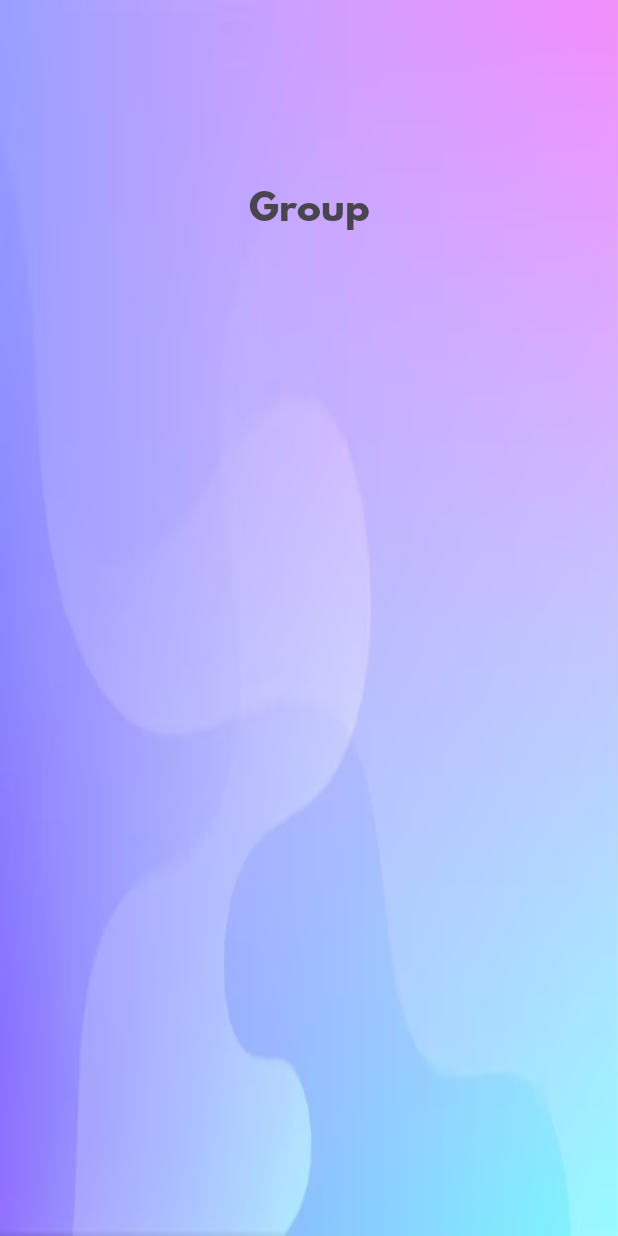
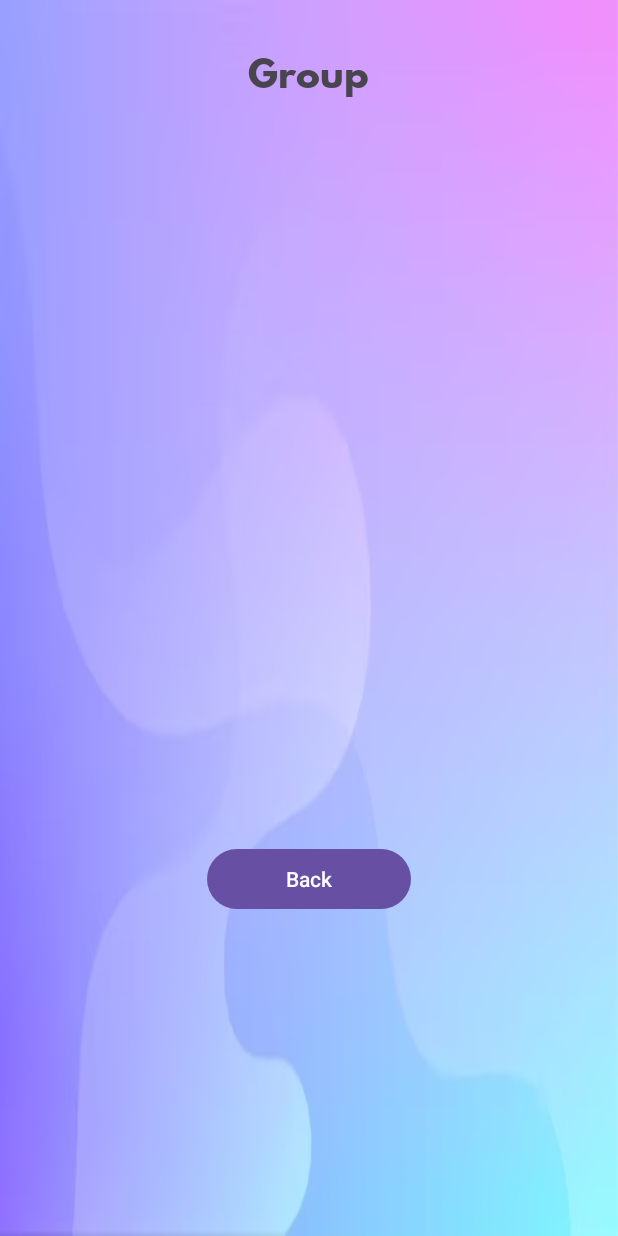
Before and after one commit to Alexhamilton1221/Personal_Finance_Project, an Android app: the GroupActivity screen opened directly, with no data from a screen before it, on a phone screen of 412 x 824 dp. Run offline under Robolectric (Android 15) with nearby library versions, the phone set to English and light mode, and no system bars; our stand-ins replace Firebase (no records; nobody signed in at launch, a user with empty details on screens opened directly).

Commit message:
Add current user filtering for GroupActivity.

```diff
--- a/app/src/main/java/com/example/personal_finance_project/GroupActivity.java
+++ b/app/src/main/java/com/example/personal_finance_project/GroupActivity.java
@@ -2,15 +2,20 @@ package com.example.personal_finance_project;
 
 import androidx.appcompat.app.AppCompatActivity;
 
+import android.content.Intent;
 import android.os.Bundle;
+import android.view.View;
 import android.widget.Button;
 import android.widget.EditText;
 import android.widget.ListView;
 
+import com.google.firebase.auth.FirebaseAuth;
+import com.google.firebase.auth.FirebaseUser;
+
 public class GroupActivity extends AppCompatActivity {
 
     private ListView list_group;
-
+    private Button back;
     @Override
     protected void onCreate(Bundle savedInstanceState) {
         super.onCreate(savedInstanceState);
@@ -21,14 +26,28 @@ public class GroupActivity extends AppCompatActivity {
         // Retrieve user's email from Intent
         String userEmail = getIntent().getStringExtra("userEmail");
 
-        // Use userEmail as needed in your DatabaseAccess or other parts of the activity
-        // Example: Log.d("MyApp", "User Email: " + userEmail);
 
         DatabaseAccess databaseAccess = new DatabaseAccess(this, list_group);
-        databaseAccess.execute();
+        databaseAccess.execute(userEmail);
+
+        back.setOnClickListener(new View.OnClickListener() {
+            @Override
+            public void onClick(View view) {
+                return_menu();
+
+            }
+        });
+
+
+
+    }
+    private void return_menu(){
+        startActivity(new Intent(GroupActivity.this, MenuActivity.class));
     }
 
     private void setupUIViews(){
         list_group = (ListView) findViewById(R.id.listViewgroupmembers);
+        back = (Button) findViewById(R.id.buttonBack);
+
     }
 }
--- a/app/src/main/java/com/example/personal_finance_project/MenuActivity.java
+++ b/app/src/main/java/com/example/personal_finance_project/MenuActivity.java
@@ -36,8 +36,6 @@ public class MenuActivity extends AppCompatActivity {
         setupUIViews();
         //Set title
         set_title();
-
-//        new DatabaseAccess().execute(); //testing
 
         view_group.setOnClickListener(new View.OnClickListener() {
             @Override
--- a/app/src/main/res/layout/activity_group.xml
+++ b/app/src/main/res/layout/activity_group.xml
@@ -1,12 +1,13 @@
 <?xml version="1.0" encoding="utf-8"?>
-<androidx.constraintlayout.widget.ConstraintLayout xmlns:android="http://schemas.android.com/apk/res/android"
+<androidx.constraintlayout.widget.ConstraintLayout
+    xmlns:android="http://schemas.android.com/apk/res/android"
     xmlns:app="http://schemas.android.com/apk/res-auto"
     xmlns:tools="http://schemas.android.com/tools"
     android:layout_width="match_parent"
     android:layout_height="match_parent"
     tools:context=".GroupActivity"
-    android:background="@drawable/login"
-    >
+    android:background="@drawable/login">
+
     <!-- Title Text -->
     <TextView
         android:id="@+id/textViewTitleGroup"
@@ -17,22 +18,35 @@
         app:fontFamily="@font/spartanbold"
         app:layout_constraintBottom_toBottomOf="parent"
         app:layout_constraintEnd_toEndOf="parent"
+        app:layout_constraintHorizontal_bias="0.498"
         app:layout_constraintStart_toStartOf="parent"
         app:layout_constraintTop_toTopOf="parent"
-        app:layout_constraintVertical_bias="0.151" />
+        app:layout_constraintVertical_bias="0.038" />
 
     <!-- List of Group Members-->
     <ListView
         android:id="@+id/listViewgroupmembers"
-        android:layout_width="409dp"
-        android:layout_height="587dp"
-        tools:layout_editor_absoluteX="1dp"
-        tools:layout_editor_absoluteY="143dp"
+        android:layout_width="0dp"
+        android:layout_height="0dp"
+        app:layout_constraintTop_toBottomOf="@+id/textViewTitleGroup"
+        app:layout_constraintStart_toStartOf="parent"
         app:layout_constraintEnd_toEndOf="parent"
-        app:layout_constraintHorizontal_bias="1.0"
-        app:layout_constraintStart_toStartOf="parent"
-        app:layout_constraintTop_toBottomOf="@+id/textViewTitleGroup"
-        />
+        app:layout_constraintBottom_toTopOf="@+id/buttonBack"
+        app:layout_constraintVertical_bias="0"
+        app:layout_constraintWidth_percent="0.8"
+        app:layout_constraintHeight_percent="0.6"/>
 
 
+
+    <!-- View Group Button -->
+    <Button
+        android:id="@+id/buttonBack"
+        android:layout_width="0dp"
+        android:layout_height="wrap_content"
+        app:layout_constraintTop_toBottomOf="@+id/listViewgroupmembers"
+        app:layout_constraintStart_toStartOf="parent"
+        app:layout_constraintEnd_toEndOf="parent"
+        app:layout_constraintWidth_percent="0.33"
+        android:text="Back"/>
+
 </androidx.constraintlayout.widget.ConstraintLayout>
--- a/app/src/main/res/layout/activity_user_menu.xml
+++ b/app/src/main/res/layout/activity_user_menu.xml
@@ -4,9 +4,8 @@
     xmlns:tools="http://schemas.android.com/tools"
     android:layout_width="match_parent"
     android:layout_height="match_parent"
-    tools:context=".MenuActivity"
-    android:background="@drawable/menu"
-    >
+    android:background="@drawable/login"
+    tools:context=".MenuActivity">
 
     <!-- Title Text -->
     <TextView
@@ -47,7 +46,6 @@
         app:layout_constraintTop_toBottomOf="@+id/buttonOpenList" />
 
 
-
     <!-- Username Entry -->
 
 
```
Also changed, not shown: app/src/main/java/com/example/personal_finance_project/DatabaseAccess.java (+29 -10 lines).
